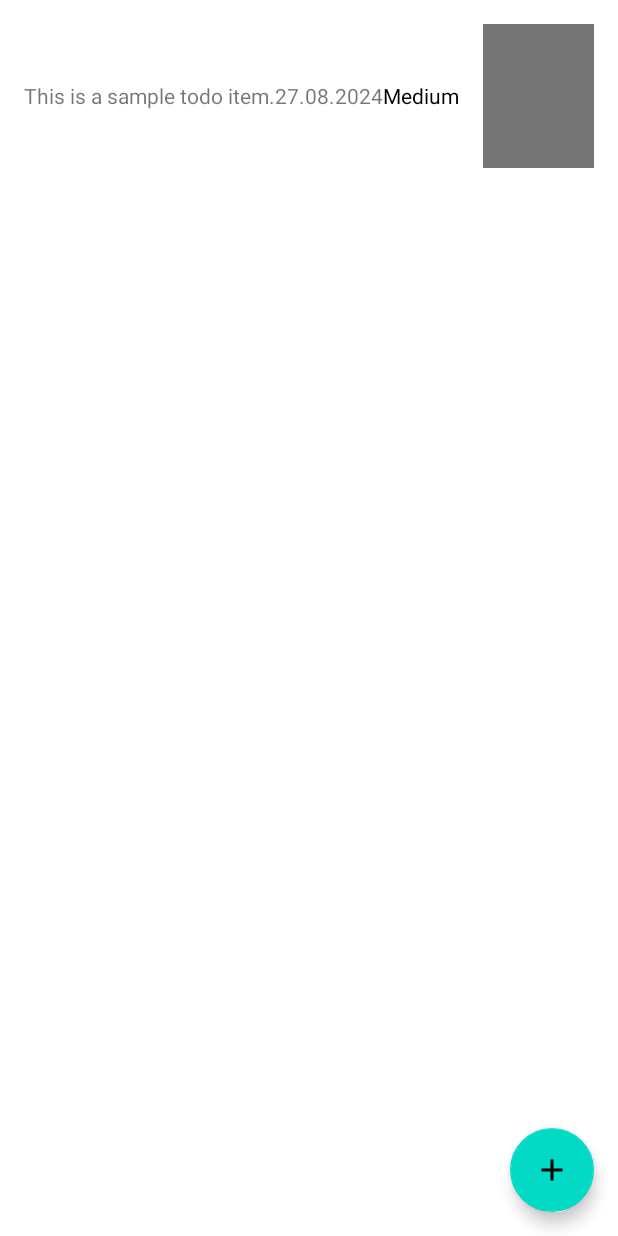
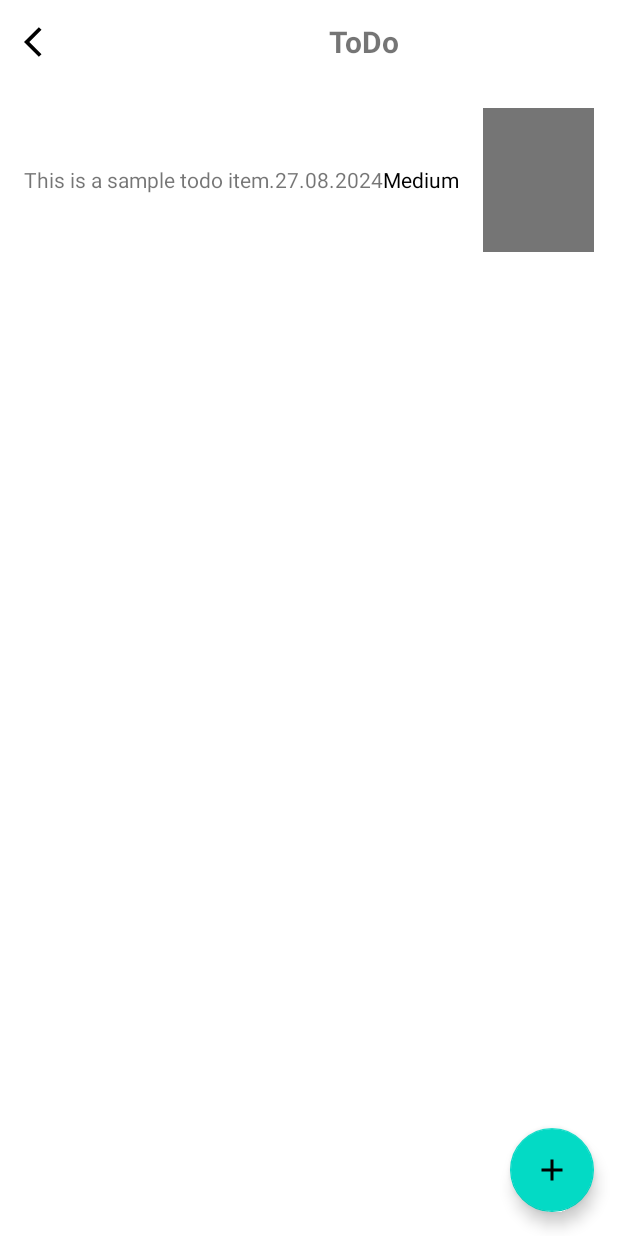
Before and after one commit to KathrinGitHub/ToDo-List, an Android app: the InnerListActivity screen opened directly, with no data from a screen before it, on a phone screen of 412 x 824 dp. Run offline under Robolectric (Android 15) with nearby library versions, the phone set to English and light mode, and no system bars.

Commit message:
load user lists works, back button added

```diff
--- a/app/src/main/java/com/example/todoapp/InnerListActivity.kt
+++ b/app/src/main/java/com/example/todoapp/InnerListActivity.kt
@@ -12,6 +12,7 @@ import android.widget.EditText
 import android.widget.Spinner
 import androidx.appcompat.app.AlertDialog
 import androidx.appcompat.app.AppCompatActivity
+import androidx.appcompat.widget.Toolbar
 import androidx.recyclerview.widget.LinearLayoutManager
 import androidx.recyclerview.widget.RecyclerView
 import com.google.android.material.floatingactionbutton.FloatingActionButton
@@ -46,6 +47,8 @@ class InnerListActivity : AppCompatActivity() {
             showAddToDoDialog()
         }
         addSampleToDo()
+
+        setupActionBar()
     }
 
     private fun addSampleToDo() {
@@ -161,6 +164,20 @@ class InnerListActivity : AppCompatActivity() {
         notificationManager.createNotificationChannel(channel)
     }
 
+    private fun setupActionBar() {
+        val toolbarRegistration: Toolbar = findViewById(R.id.toolbar_items_activity)
+        setSupportActionBar(toolbarRegistration)
 
+        val actionBar = supportActionBar
+        if(actionBar != null) {
+            // actionbar element is clickable + add followning icon "<" (default: left)
+            actionBar.setDisplayHomeAsUpEnabled(true)
+            actionBar.setHomeAsUpIndicator(R.drawable.ic_baseline_arrow_back_ios_24)
+        }
+
+        toolbarRegistration.setNavigationOnClickListener {
+            onBackPressedDispatcher.onBackPressed()
+        }
+    }
 
 }
--- a/app/src/main/java/com/example/todoapp/ToDoListAdapter.kt
+++ b/app/src/main/java/com/example/todoapp/ToDoListAdapter.kt
@@ -8,9 +8,10 @@ import android.widget.TextView
 import androidx.recyclerview.widget.RecyclerView
 
 class ToDoListAdapter(
-    private val toDoLists: MutableList<ToDoList>,
-    private val onClick: (ToDoList) -> Unit
+    private val toDoLists: MutableList<ToDoList>
 ) : RecyclerView.Adapter<ToDoListAdapter.ToDoListViewHolder>() {
+
+    lateinit var onClick: (ToDoList) -> Unit
 
     inner class ToDoListViewHolder(itemView: View) : RecyclerView.ViewHolder(itemView) {
         val listNameTextView: TextView = itemView.findViewById(R.id.textViewListName)
--- a/app/src/main/res/layout/activity_inner_list.xml
+++ b/app/src/main/res/layout/activity_inner_list.xml
@@ -7,14 +7,25 @@
     android:layout_height="match_parent"
     android:orientation="vertical"
     tools:context=".InnerListActivity">
-<!--
+
     <androidx.appcompat.widget.Toolbar
-        android:id="@+id/toolbar"
+        android:id="@+id/toolbar_items_activity"
         android:layout_width="match_parent"
-        android:layout_height="?attr/actionBarSize"
-        android:background="?attr/colorPrimary"
-        app:popupTheme="@style/ThemeOverlay.AppCompat.Light" />
--->
+        android:layout_height="wrap_content"
+        app:layout_constraintEnd_toEndOf="parent"
+        app:layout_constraintStart_toStartOf="parent"
+        app:layout_constraintTop_toTopOf="parent">
+
+        <TextView
+            android:id="@+id/items_title"
+            android:layout_width="match_parent"
+            android:layout_height="match_parent"
+            android:gravity="center"
+            android:textStyle="bold"
+            android:text="@string/items_title_text"
+            android:textSize="@dimen/tv_20sp_textsize" />
+    </androidx.appcompat.widget.Toolbar>
+
     <androidx.recyclerview.widget.RecyclerView
         android:id="@+id/recyclerView"
         android:layout_width="match_parent"
--- a/app/src/main/res/values/strings.xml
+++ b/app/src/main/res/values/strings.xml
@@ -43,4 +43,7 @@
     <string name="logout"><u>Logout</u></string>
     <string name="plant_with_same_name_exists">There is already a Plant with this name!</string>
     <string name="logged_in">You are logged in :)</string>
+
+    <!-- INNER LIST SCREEN -->
+    <string name="items_title_text">ToDo</string>
 </resources>
```
Also changed, not shown: app/src/main/java/com/example/todoapp/CloudFirestore.kt (+21 -17 lines), app/src/main/java/com/example/todoapp/ToDoList.kt (+5 -5 lines), app/src/main/java/com/example/todoapp/ToDoListOverviewActivity.kt (+12 -7 lines).
